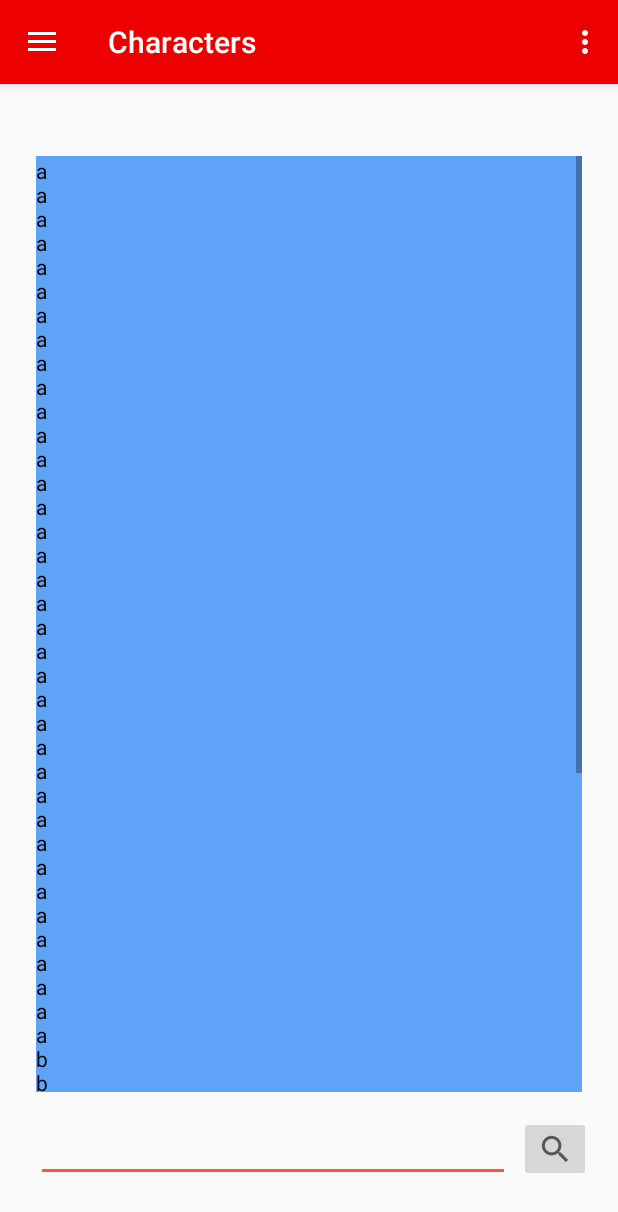
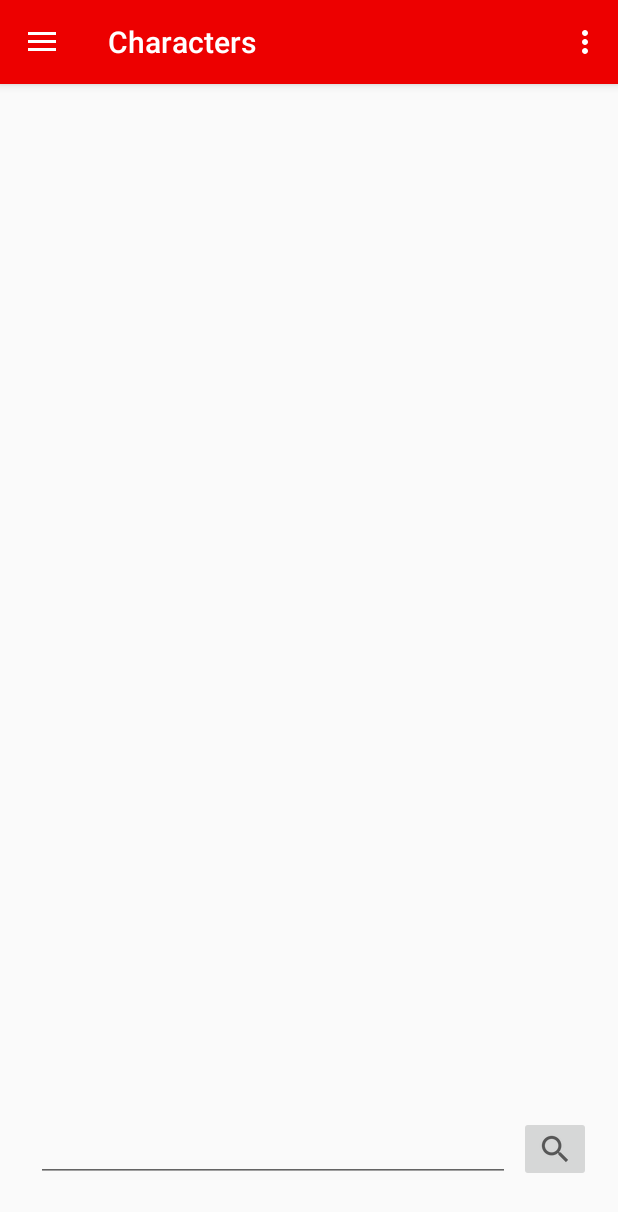
Before and after one commit to isthisthereallife/MarvellisimoApp, an Android app: the screen it shows after launch (MainActivity), in the side drawer, after a tap on "Characters", on a phone screen of 412 x 824 dp. Shown: the top 1212 px of the screen. Run offline under Robolectric (Android 15) with nearby library versions, the phone set to English and light mode, and no system bars; our stand-ins replace navigation-ui.

Commit message:
recycler tutorial start

```diff
--- a/app/src/main/java/isthisstuff/practice/marvellisimohdd/ui/characters/CharactersFragment.kt
+++ b/app/src/main/java/isthisstuff/practice/marvellisimohdd/ui/characters/CharactersFragment.kt
@@ -8,6 +8,7 @@ import android.widget.TextView
 import androidx.fragment.app.Fragment
 import androidx.lifecycle.Observer
 import androidx.lifecycle.ViewModelProviders
+import androidx.recyclerview.widget.RecyclerView
 import isthisstuff.practice.marvellisimohdd.R
 
 class CharactersFragment : Fragment() {
--- a/app/src/main/java/isthisstuff/practice/marvellisimohdd/ui/home/HomeFragment.kt
+++ b/app/src/main/java/isthisstuff/practice/marvellisimohdd/ui/home/HomeFragment.kt
@@ -5,6 +5,7 @@ import android.view.LayoutInflater
 import android.view.View
 import android.view.ViewGroup
 import android.widget.TextView
+import androidx.constraintlayout.widget.ConstraintLayout
 import androidx.fragment.app.Fragment
 import androidx.lifecycle.Observer
 import androidx.lifecycle.ViewModelProviders
--- a/app/src/main/res/layout/fragment_characters.xml
+++ b/app/src/main/res/layout/fragment_characters.xml
@@ -22,23 +22,14 @@
         app:layout_constraintTop_toTopOf="parent" />
         -->
 
-    <ScrollView
-        android:background="@color/secondaryLightColor"
+    <androidx.recyclerview.widget.RecyclerView
+        android:id="@+id/search_results"
         android:layout_width="match_parent"
-        android:layout_height="match_parent"
-        android:layout_marginTop="48dp"
-        android:layout_marginBottom="96dp"
-        android:layout_marginStart="24dp"
-        android:layout_marginEnd="24dp"
-        app:layout_constraintBottom_toBottomOf="parent"
-        app:layout_constraintLeft_toLeftOf="parent"
-        app:layout_constraintRight_toRightOf="parent"
-        app:layout_constraintTop_toTopOf="parent">
-        <TextView
-            android:layout_width="match_parent"
-            android:layout_height="wrap_content"
-            android:text="a\na\na\na\na\na\na\na\na\na\na\na\na\na\na\na\na\na\na\na\na\na\na\na\na\na\na\na\na\na\na\na\na\na\na\na\na\nb\nb\nb\nb\nb\nb\nb\nb\nb\nb\nb\nb\nb\nb\nb\nb\nb\nb\nb\nb\nb\nb"/>
-    </ScrollView>
+        android:layout_height="0dp"
+        android:layout_marginBottom="36dp"
+        app:layout_constraintTop_toTopOf="parent"
+        app:layout_constraintBottom_toTopOf="@id/search_button"
+        app:layoutManager="androidx.recyclerview.widget.LinearLayoutManager"/>
 
     <EditText
         android:layout_width="match_parent"
@@ -52,6 +43,7 @@
         app:layout_constraintVertical_bias=".95" />
 
     <ImageButton
+        android:id="@+id/search_button"
         android:layout_width="wrap_content"
         android:layout_height="wrap_content"
         android:src="?android:attr/actionModeWebSearchDrawable"
--- a/app/src/main/res/layout/fragment_home.xml
+++ b/app/src/main/res/layout/fragment_home.xml
@@ -5,7 +5,10 @@
     android:layout_width="match_parent"
     android:layout_height="match_parent"
     android:visibility="visible"
-    tools:context=".ui.home.HomeFragment">
+    tools:context=".ui.home.HomeFragment"
+    android:background="@color/primaryColor"
+    android:id="@+id/splash_screen">
+
 <LinearLayout
     android:layout_width="match_parent"
     android:layout_height="match_parent"
```
